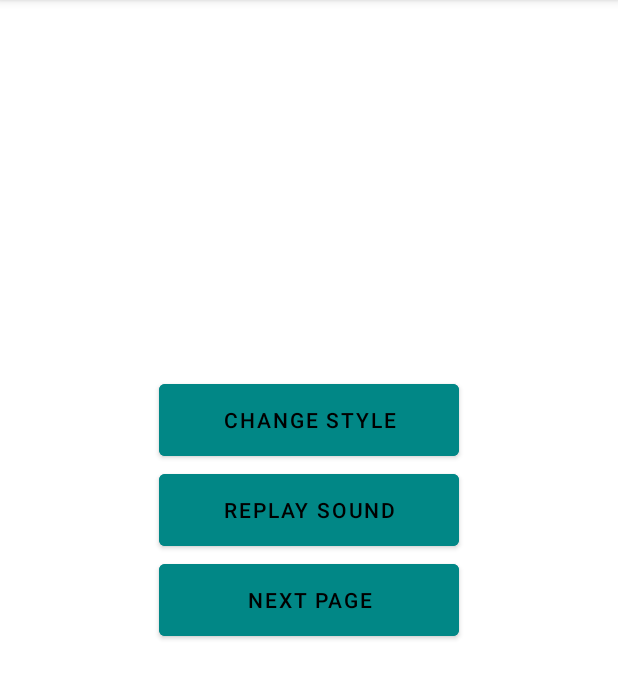
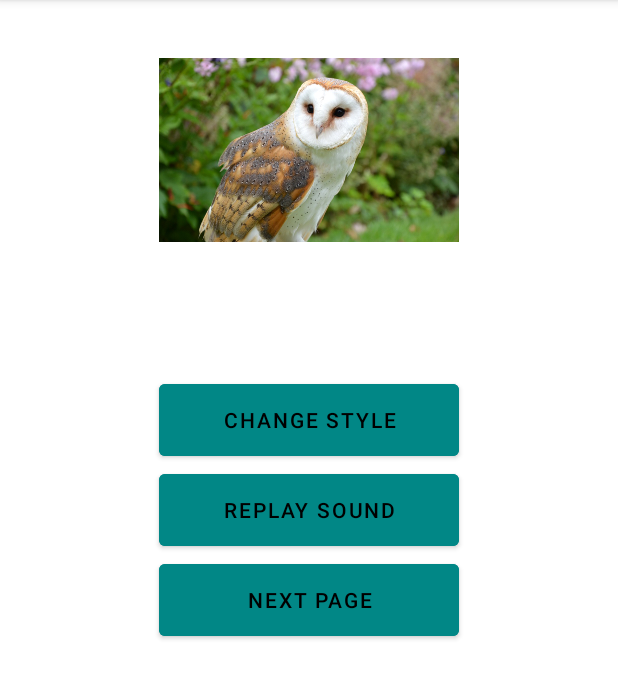
Before and after one commit to Erwan8989/Cours-environnement-android, an Android app: the screen it shows after launch (MainActivity), on a phone screen of 412 x 824 dp, the part 84-783 px from its top. Run offline under Robolectric (Android 15) with nearby library versions, the phone set to English and light mode, and no system bars.

Commit message:
Image qui s'affiche au lancement de l'application (terminé)

```diff
--- a/Cours_android/app/src/main/java/com/example/cours_android/MainActivity.java
+++ b/Cours_android/app/src/main/java/com/example/cours_android/MainActivity.java
@@ -15,7 +15,7 @@ import android.widget.ImageView;
 public class MainActivity extends AppCompatActivity {
   Button b1, b2, b3;
   ImageView iv;
-  int[] images ={R.drawable.img,R.drawable.img2,};
+  int[] images ={R.drawable.img,R.drawable.img2};
   int i=0;
   MediaPlayer mp;
 
--- a/Cours_android/app/src/main/res/layout/activity_main.xml
+++ b/Cours_android/app/src/main/res/layout/activity_main.xml
@@ -13,12 +13,11 @@
       android:gravity="center_horizontal">
 
 
-
-
       <ImageView
         android:layout_width="200dp"
         android:layout_height="200dp"
         android:layout_centerHorizontal="true"
+        android:src="@drawable/img2"
         android:id="@+id/img1"/>
 
 
```
